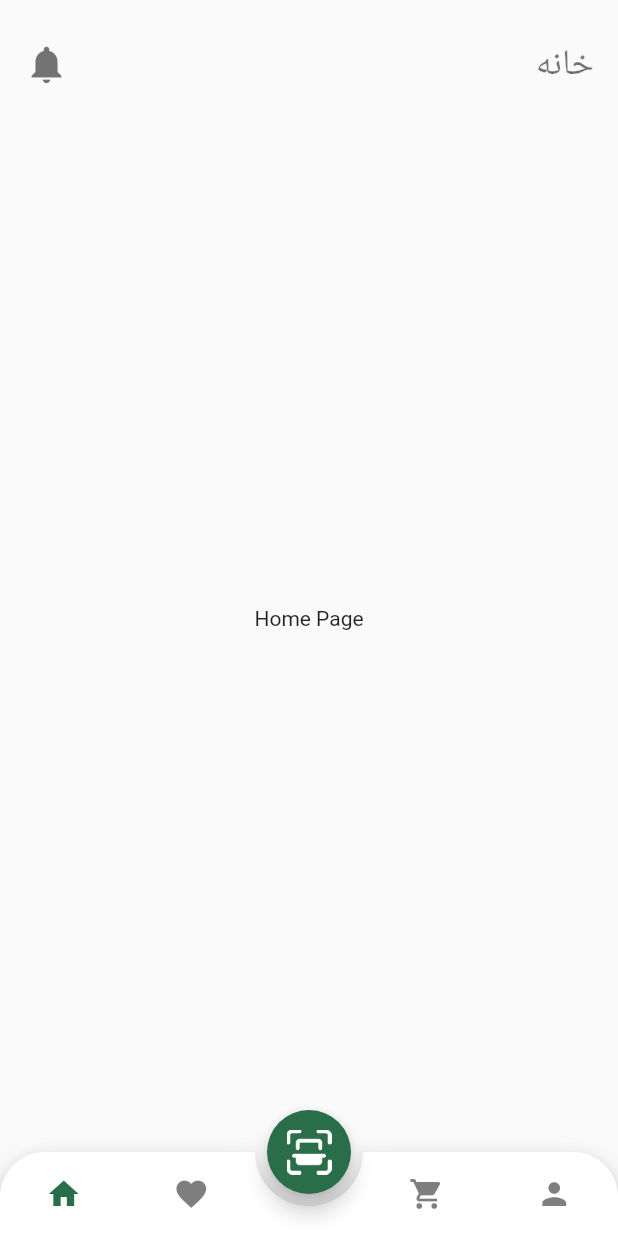
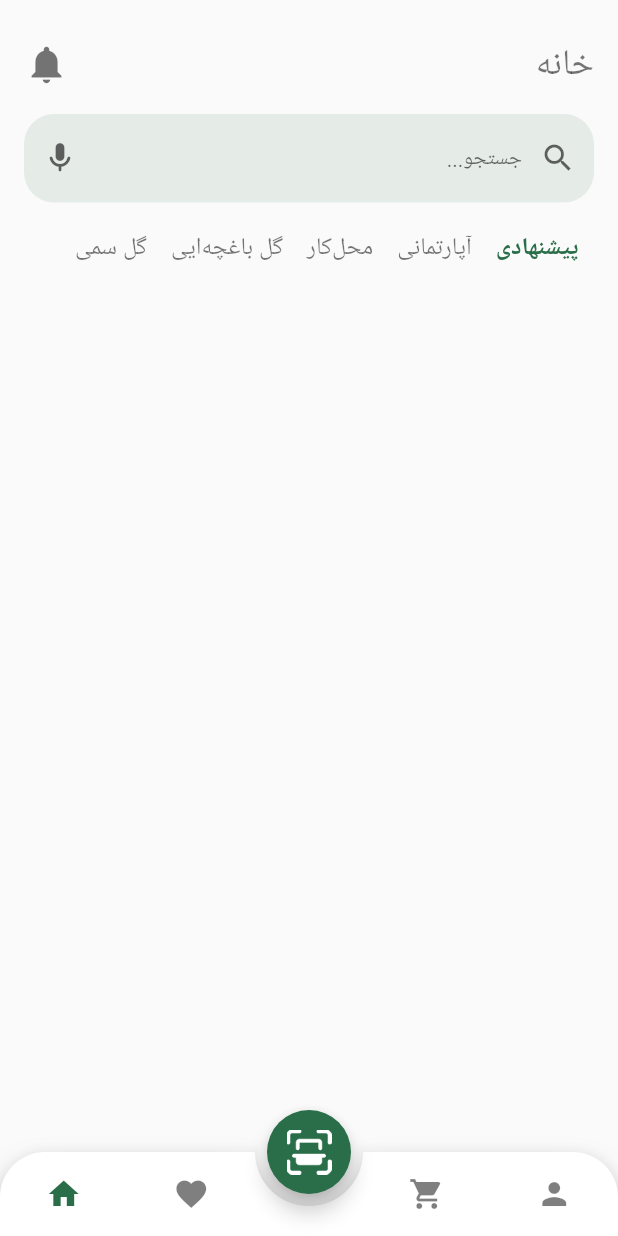
Before and after one commit to mahdi-safdari/Plantopia, a Flutter app: the MainWrapper screen opened directly, on a phone screen of 412 x 824 dp. Run offline on Flutter 3.47's test engine with Material 2 defaults, Android fonts, the phone set to English and light mode, and no system bars; drawn by our look-alikes of animated_bottom_navigation_bar; our stand-ins replace page_transition, smooth_page_indicator; Roboto replaces fonts that are missing (Lalezar, iranSans).

Commit message:
add search box & categories

```diff
--- a/lib/core/constants/constants.dart
+++ b/lib/core/constants/constants.dart
@@ -18,7 +18,7 @@ class Constants {
   static const String descriptionThree = "هر گلی نیاز داشته باشید در این اپلیکیشن پیدا میکنید";
   static const List<String> appBarTitle = <String>['خانه', 'علاقه‌مندی‌ها', 'سبد‌خرید', 'پروفایل'];
   static const List<IconData> iconList = <IconData>[Icons.home, Icons.favorite, Icons.shopping_cart, Icons.person];
-
+  static const List<String> plantTypes = ['پیشنهادی', 'آپارتمانی', 'محل‌کار', 'گل باغچه‌ایی', 'گل سمی'];
   static List<Widget> pages() {
     return const <Widget>[
       HomePage(),
--- a/lib/screens/home_page.dart
+++ b/lib/screens/home_page.dart
@@ -1,12 +1,81 @@
 import 'package:flutter/material.dart';
+import 'package:plantopia/core/constants/constants.dart';
 
-class HomePage extends StatelessWidget {
+class HomePage extends StatefulWidget {
   const HomePage({super.key});
 
   @override
+  State<HomePage> createState() => _HomePageState();
+}
+
+class _HomePageState extends State<HomePage> {
+  int selectedIndex = 0;
+  @override
   Widget build(BuildContext context) {
-    return const Center(
-      child: Text('Home Page'),
+    final Size size = MediaQuery.of(context).size;
+    return Scaffold(
+      body: SingleChildScrollView(
+        child: Column(
+          children: <Widget>[
+            //! Search Box
+            Directionality(
+              textDirection: TextDirection.rtl,
+              child: Padding(
+                padding: const EdgeInsets.only(top: 20, right: 16, left: 16),
+                child: SizedBox(
+                  height: 60,
+                  child: TextField(
+                    showCursor: false,
+                    style: const TextStyle(fontFamily: Constants.iranSans, fontSize: 14.0),
+                    decoration: InputDecoration(
+                      hintText: 'جستجو...',
+                      fillColor: Constants.primaryColor.withOpacity(0.1),
+                      filled: true,
+                      prefixIcon: Icon(Icons.search, color: Constants.blackColor.withOpacity(0.6)),
+                      suffixIcon: Icon(Icons.mic_rounded, color: Constants.blackColor.withOpacity(0.6)),
+                      border: const OutlineInputBorder(
+                        borderSide: BorderSide.none,
+                        borderRadius: BorderRadius.all(
+                          Radius.circular(20),
+                        ),
+                      ),
+                    ),
+                  ),
+                ),
+              ),
+            ),
+            //! Categories
+            Container(
+              padding: const EdgeInsets.symmetric(horizontal: 18.0, vertical: 10.0),
+              height: 70.0,
+              width: size.width,
+              child: ListView.builder(
+                physics: const BouncingScrollPhysics(),
+                scrollDirection: Axis.horizontal,
+                reverse: true,
+                itemCount: Constants.plantTypes.length,
+                itemBuilder: (BuildContext context, int index) {
+                  return Padding(
+                    padding: const EdgeInsets.all(8.0),
+                    child: GestureDetector(
+                      onTap: () => setState(() => selectedIndex = index),
+                      child: Text(
+                        Constants.plantTypes[index],
+                        style: TextStyle(
+                          fontFamily: Constants.iranSans,
+                          fontSize: 16.0,
+                          fontWeight: selectedIndex == index ? FontWeight.bold : FontWeight.w300,
+                          color: selectedIndex == index ? Constants.primaryColor : Constants.blackColor,
+                        ),
+                      ),
+                    ),
+                  );
+                },
+              ),
+            ),
+          ],
+        ),
+      ),
     );
   }
 }
```
